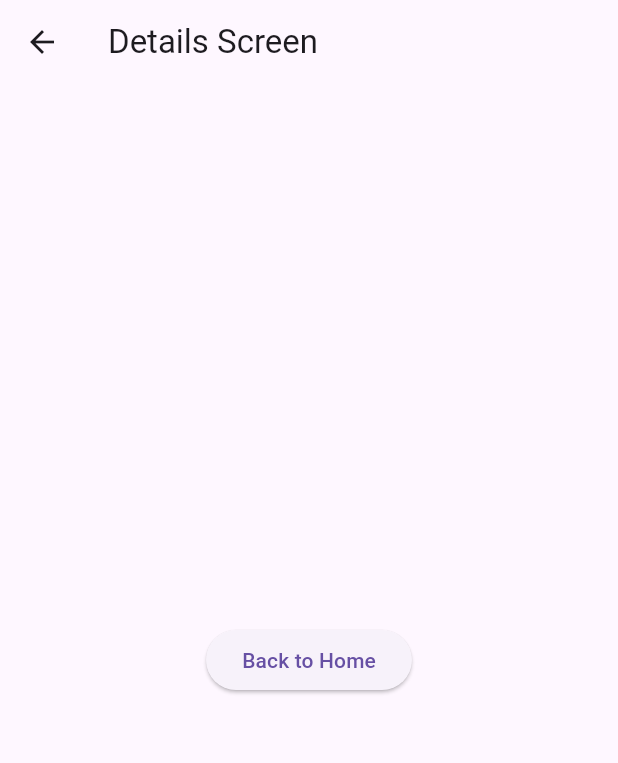
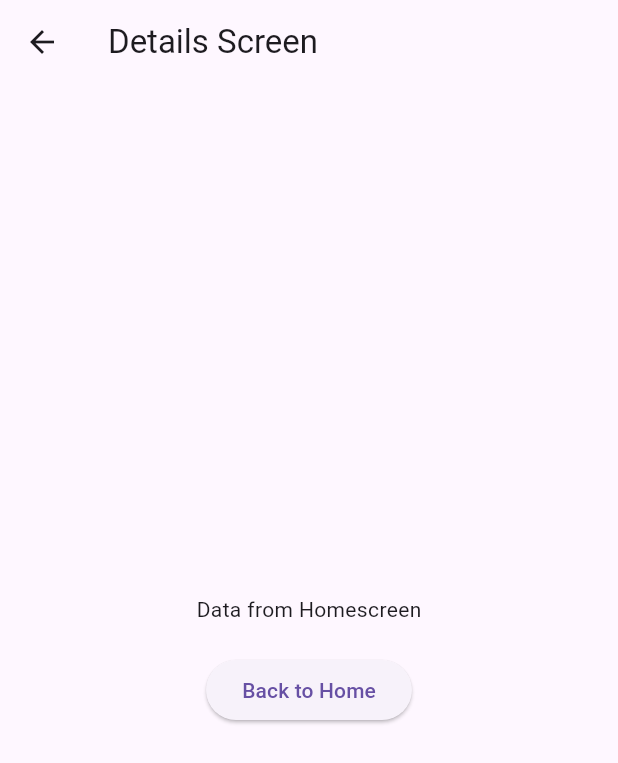
Before and after one commit to Mifey05/nav_lab, a Flutter app: the screen it shows after launch, after a tap on "Open Details", on a phone screen of 412 x 824 dp. Shown: the top 763 px of the screen. Run offline on Flutter 3.47's test engine with Material 3 defaults, Android fonts, the phone set to English and light mode, and no system bars.

Commit message:
checkpoint3

```diff
--- a/lib/main.dart
+++ b/lib/main.dart
@@ -28,7 +28,7 @@
       body: Center(
         child: ElevatedButton(
           onPressed: () {
-            Navigator.pushNamed(context, '/details');
+            Navigator.pushNamed(context, '/details', arguments: 'Data from Homescreen');
           },
           child: Text('Open Details'),
         ),
@@ -42,14 +42,20 @@
 
   @override
   Widget build(BuildContext context) {
+    final args = ModalRoute.of(context)!.settings.arguments as String?;
     return Scaffold(
       appBar: AppBar(title: Text('Details Screen')),
       body: Center(
-        child: ElevatedButton(
-          onPressed: () {
-            Navigator.pop(context);
-          },
-          child: Text('Back to Home'),
+        child: Column(
+          mainAxisAlignment: MainAxisAlignment.center,
+          children: [
+            Text(args ?? 'No data received'),
+            SizedBox(height: 20,),
+            ElevatedButton(
+              onPressed: () => Navigator.pop(context),
+              child: Text('Back to Home')
+            ),
+          ],
         ),
       ),
     );
```
